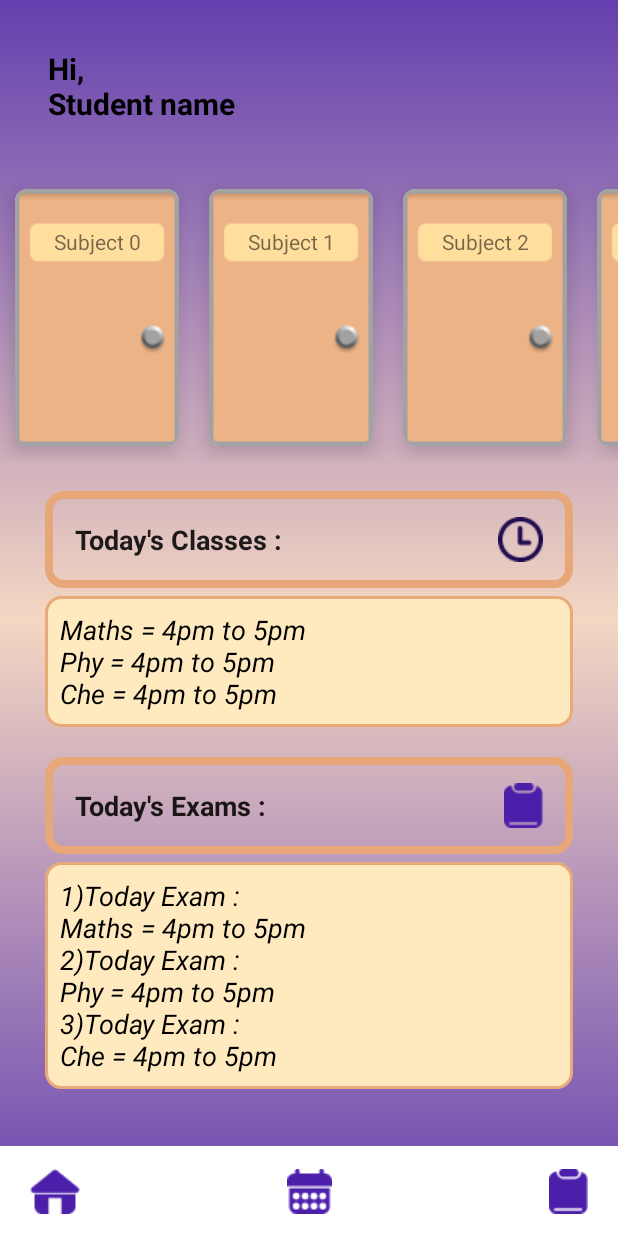
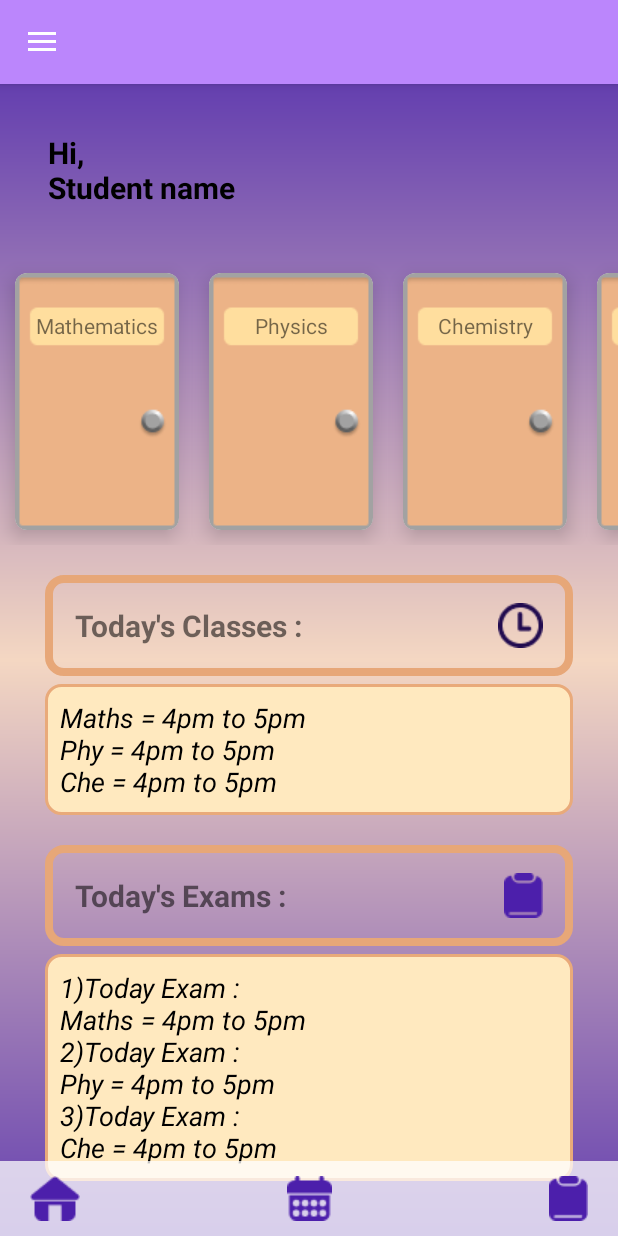
Before and after one commit to Pranav-Varma-03/Mana-Taragathi, an Android app: the studentHome screen opened directly, with no data from a screen before it, on a phone screen of 412 x 824 dp. Run offline under Robolectric (Android 15) with nearby library versions, the phone set to English and light mode, and no system bars.

Commit message:
Student Recycler view and inside subject pages completed

```diff
--- a/app/src/main/java/com/example/taragati06/studentHome.kt
+++ b/app/src/main/java/com/example/taragati06/studentHome.kt
@@ -1,8 +1,10 @@
 package com.example.taragati06
 
+import android.content.Intent
 import androidx.appcompat.app.AppCompatActivity
 import android.os.Bundle
 import android.view.MenuItem
+import android.widget.EditText
 import android.widget.LinearLayout
 import android.widget.Toast
 import androidx.appcompat.app.ActionBarDrawerToggle
@@ -53,14 +55,23 @@ class studentHome : AppCompatActivity(),subjectClicked {
     }
     private fun fetchData() : ArrayList<String>{
         val list = ArrayList<String>()
-        for(i in 0 until 5){
-            list.add("Subject $i")
-        }
+        list.add("Mathematics")
+        list.add("Physics")
+        list.add("Chemistry")
+        list.add("Biology")
+        list.add("Telugu")
+        list.add("Hindi")
+        list.add("English")
         return list
     }
 
     override fun onItemClicked(item: String) {
-        Toast.makeText(this,"clicked subject is $item"  ,Toast.LENGTH_LONG).show()
+        var subName :String = item
+
+        val intent = Intent(this, inside_subject::class.java)
+        intent.putExtra(inside_subject.NAME_EXTRA, subName)
+        startActivity(intent)
+
     }
 
     override fun onOptionsItemSelected(item: MenuItem): Boolean {
--- a/app/src/main/java/com/example/taragati06/subjectStudentHomeAdapter.kt
+++ b/app/src/main/java/com/example/taragati06/subjectStudentHomeAdapter.kt
@@ -39,6 +39,14 @@ class subjectStudentHomeAdapter(private val items: ArrayList<String>,private val
 //    }
 }
 
+class subjectViewHolder(itemView: View) : RecyclerView.ViewHolder(itemView) {
+    val titleView: TextView = itemView.findViewById(R.id.title)
+}
+
+interface subjectClicked {
+    fun onItemClicked(item: String)
+}
+
 //class NewsListAdapter(private val listener: subjectClicked): RecyclerView.Adapter<subjectViewHolder>() {
 //
 //    private val items: ArrayList<News> = ArrayList()
@@ -64,11 +72,3 @@ class subjectStudentHomeAdapter(private val items: ArrayList<String>,private val
 //
 //
 //}
-
-class subjectViewHolder(itemView: View) : RecyclerView.ViewHolder(itemView) {
-    val titleView: TextView = itemView.findViewById(R.id.title)
-}
-
-interface subjectClicked {
-    fun onItemClicked(item: String)
-}
--- a/app/src/main/res/layout/activity_student_home.xml
+++ b/app/src/main/res/layout/activity_student_home.xml
@@ -46,9 +46,10 @@
 
                 </androidx.recyclerview.widget.RecyclerView>
 
-                <EditText   android:id="@+id/todayClass"
+                <TextView   android:id="@+id/todayClass"
                     android:background="@drawable/rectangle_47_shape"
                     android:text="Today's Classes :"
+                    android:textSize="20sp"
                     android:textStyle="bold"
                     android:padding="20dp"
                     android:layout_marginStart="30dp"
@@ -82,11 +83,12 @@
                     android:textStyle="italic"
                     android:padding="10dp"/>
 
-                <EditText   android:id="@+id/todayExam"
+                <TextView   android:id="@+id/todayExam"
                     android:background="@drawable/rectangle_47_shape"
                     android:text="Today's Exams :"
                     android:textStyle="bold"
                     android:padding="20dp"
+                    android:textSize="20sp"
                     android:layout_marginStart="30dp"
                     android:layout_marginEnd="30dp"
                     android:layout_marginTop="20dp"
@@ -133,7 +135,7 @@
 <!--            android:text="@string/student_home"/>-->
         <RelativeLayout
             android:layout_width="match_parent"
-            android:layout_height="60dp"
+            android:layout_height="50dp"
             app:layout_constraintBottom_toBottomOf="parent">
 
             <androidx.constraintlayout.widget.ConstraintLayout
@@ -145,7 +147,8 @@
                     android:layout_width="match_parent"
                     android:layout_height="wrap_content"
                     app:layout_constraintBottom_toBottomOf="parent"
-                    app:layout_constraintTop_toTopOf="parent"/>
+                    app:layout_constraintTop_toTopOf="parent"
+                    android:alpha="0.75"/>
 
                 <ImageButton
                     android:id="@+id/homeButton_student"
--- a/app/src/main/res/values/themes.xml
+++ b/app/src/main/res/values/themes.xml
@@ -1,6 +1,6 @@
 <resources xmlns:tools="http://schemas.android.com/tools">
     <!-- Base application theme. -->
-    <style name="Theme.Taragati06" parent="Theme.AppCompat.Light.NoActionBar">
+    <style name="Theme.Taragati06" parent="Theme.AppCompat.Light.DarkActionBar">
         <!-- Primary brand color. -->
         <item name="colorPrimary">@color/purple_200</item>
         <item name="colorPrimaryVariant">@color/purple_700</item>
```
Also changed, not shown: app/src/main/AndroidManifest.xml (+42 -0 lines), app/src/main/res/values-night/themes.xml (+12 -0 lines), app/src/main/res/values/strings.xml (+6 -1 lines).
